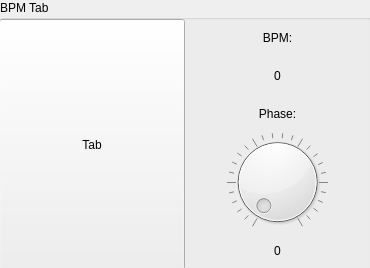
majorx234/qtjack_bpm_tab, file src/bpm_tab.ui: the form before one commit.
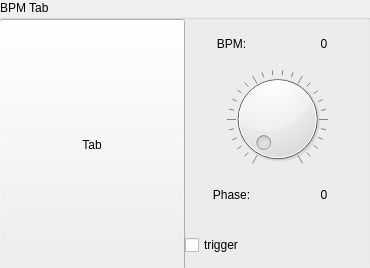
The form after the commit.

Commit message: Change layout of BPM GUI

The edit to the form file:
```diff
--- a/src/bpm_tab.ui
+++ b/src/bpm_tab.ui
@@ -54,6 +54,8 @@
      <item>
       <layout class="QVBoxLayout" name="verticalLayout">
        <item>
+        <layout class="QHBoxLayout" name="horizontalLayout_2">
+         <item>
         <widget class="QLabel" name="label_1">
          <property name="text">
           <string>BPM:</string>
@@ -73,15 +75,7 @@
          </property>
         </widget>
        </item>
-       <item>
-        <widget class="QLabel" name="label_2">
-         <property name="text">
-          <string>Phase:</string>
-         </property>
-         <property name="alignment">
-          <set>Qt::AlignCenter</set>
-         </property>
-        </widget>
+        </layout>
        </item>
        <item>
         <widget class="QDial" name="phaseDial">
@@ -91,6 +85,18 @@
         </widget>
        </item>
        <item>
+        <layout class="QHBoxLayout" name="horizontalLayout_3">
+         <item>
+          <widget class="QLabel" name="label_2">
+           <property name="text">
+            <string>Phase:</string>
+           </property>
+           <property name="alignment">
+            <set>Qt::AlignCenter</set>
+           </property>
+          </widget>
+         </item>
+         <item>
         <widget class="QLabel" name="phaseLabel">
          <property name="text">
           <string>0</string>
@@ -99,6 +105,26 @@
           <set>Qt::AlignCenter</set>
          </property>
         </widget>
+         </item>
+        </layout>
+       </item>
+       <item>
+        <layout class="QHBoxLayout" name="horizontalLayout_4">
+         <item>
+          <widget class="QCheckBox" name="triggerCheckBox">
+           <property name="text">
+            <string>trigger</string>
+           </property>
+          </widget>
+         </item>
+         <item>
+          <widget class="QLabel" name="statusLabel">
+           <property name="text">
+            <string/>
+           </property>
+          </widget>
+         </item>
+        </layout>
        </item>
       </layout>
      </item>
```
Lines whose indentation alone changed are shown as unchanged.
